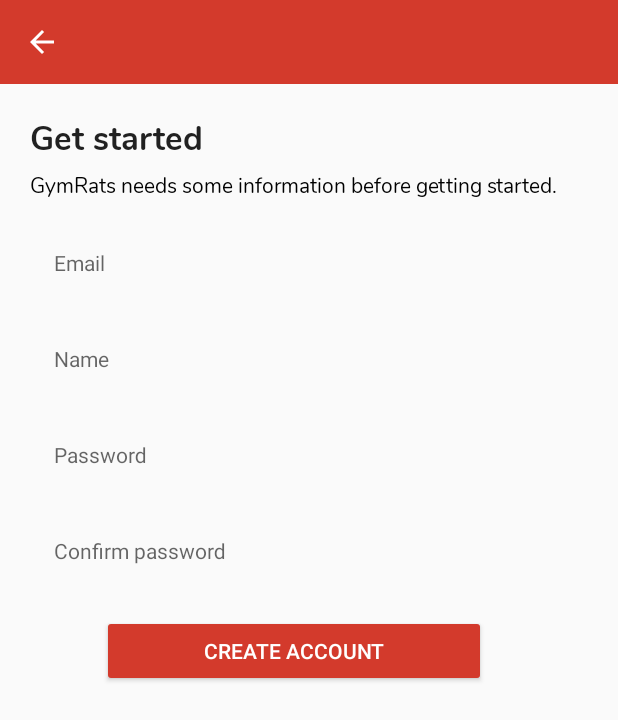
After one commit to lazyvar/gym-rats-android, an Android app: the SignUpFragment screen opened through its navigation route, on a phone screen of 412 x 824 dp. The commit adds this screen. Shown: the top 720 px of the screen. Run offline under Robolectric (Android 15) with nearby library versions, the light colour scheme and no system bars; our stand-ins replace data binding.

Commit message:
create account layout

```diff
--- a/app/src/main/java/com/hasz/gymrats/app/activity/GymRatsRootActivity.kt
+++ b/app/src/main/java/com/hasz/gymrats/app/activity/GymRatsRootActivity.kt
@@ -10,14 +10,13 @@
 import com.hasz.gymrats.app.service.AuthService
 
 class GymRatsRootActivity: AppCompatActivity() {
-  @SuppressLint("RestrictedApi")
   override fun onCreate(savedInstanceState: Bundle?) {
     super.onCreate(savedInstanceState)
 
-    AuthService.retreiveAccount()?.let {
-      Logger.LogcatLogger.get().info("Mack", it.toString())
+    AuthService.retrieveAccount()?.let {
+
     } ?: run {
-      Logger.LogcatLogger.get().info("Mack", "Nope.")
+
     }
 
     setContentView<ActivityGymRatsRootBinding>(this, R.layout.activity_gym_rats_root)
--- /dev/null
+++ b/app/src/main/java/com/hasz/gymrats/app/fragment/SignUpFragment.kt
@@ -0,0 +1,28 @@
+package com.hasz.gymrats.app.fragment
+
+import android.os.Bundle
+import android.view.LayoutInflater
+import android.view.View
+import android.view.ViewGroup
+import androidx.databinding.DataBindingUtil
+import androidx.fragment.app.Fragment
+import androidx.navigation.fragment.findNavController
+import com.hasz.gymrats.app.R
+import com.hasz.gymrats.app.databinding.FragmentSignUpBinding
+
+class SignUpFragment: Fragment() {
+  override fun onCreateView(
+    inflater: LayoutInflater, container: ViewGroup?,
+    savedInstanceState: Bundle?
+  ): View? {
+    return DataBindingUtil.inflate<FragmentSignUpBinding>(
+      inflater, R.layout.fragment_sign_up, container, false
+    ).apply {
+      toolbar.setNavigationOnClickListener {
+        findNavController().popBackStack()
+      }
+
+
+    }.root
+  }
+}
--- a/app/src/main/java/com/hasz/gymrats/app/fragment/WelcomeFragment.kt
+++ b/app/src/main/java/com/hasz/gymrats/app/fragment/WelcomeFragment.kt
@@ -20,7 +20,13 @@
     ).apply {
       loginButton.setOnClickListener {
         findNavController().navigate(
-          WelcomeFragmentDirections.welcomeToLogin()
+          WelcomeFragmentDirections.login()
+        )
+      }
+
+      getStartedButton.setOnClickListener {
+        findNavController().navigate(
+          WelcomeFragmentDirections.signUp()
         )
       }
     }.root
--- a/app/src/main/java/com/hasz/gymrats/app/service/AuthService.kt
+++ b/app/src/main/java/com/hasz/gymrats/app/service/AuthService.kt
@@ -10,7 +10,7 @@
   private const val key = "current_account"
   private val sharedPreferences: SharedPreferences = GymRatsApplication.context!!.getSharedPreferences("com.hasz.app.gymrats", Context.MODE_PRIVATE)!!
 
-  fun retreiveAccount(): Account? {
+  fun retrieveAccount(): Account? {
     val json = sharedPreferences.getString(key, null)
 
     return json?.let {
@@ -20,7 +20,7 @@
 
   fun storeAccount(account: Account) {
     val json = Gson().toJson(account)
-    val editor =  sharedPreferences.edit()
+    val editor = sharedPreferences.edit()
 
     editor.putString(key, json)
     editor.apply()
--- /dev/null
+++ b/app/src/main/res/layout/fragment_sign_up.xml
@@ -0,0 +1,149 @@
+<?xml version="1.0" encoding="utf-8"?>
+<layout xmlns:tools="http://schemas.android.com/tools"
+    xmlns:app="http://schemas.android.com/apk/res-auto"
+    xmlns:android="http://schemas.android.com/apk/res/android">
+
+    <androidx.constraintlayout.widget.ConstraintLayout
+        android:id="@+id/login_fragment"
+        android:layout_width="match_parent"
+        android:layout_height="match_parent">
+
+        <androidx.appcompat.widget.Toolbar
+            android:id="@+id/toolbar"
+            android:layout_width="match_parent"
+            android:layout_height="wrap_content"
+            android:layout_weight="1"
+            android:background="?attr/colorPrimary"
+            android:minHeight="?attr/actionBarSize"
+            android:theme="?attr/actionBarTheme"
+            app:layout_constraintEnd_toEndOf="parent"
+            app:layout_constraintStart_toStartOf="parent"
+            app:layout_constraintTop_toTopOf="parent"
+            app:navigationIcon="?attr/homeAsUpIndicator" />
+
+        <TextView
+            android:id="@+id/textView5"
+            android:layout_width="wrap_content"
+            android:layout_height="wrap_content"
+            android:layout_marginStart="20dp"
+            android:layout_marginTop="20dp"
+            android:fontFamily="@font/nunito_bold"
+            android:text="@string/get_started_title"
+            android:textAppearance="@style/TextAppearance.AppCompat.Large"
+            app:layout_constraintStart_toStartOf="parent"
+            app:layout_constraintTop_toBottomOf="@+id/toolbar" />
+
+        <TextView
+            android:id="@+id/textView6"
+            android:layout_width="wrap_content"
+            android:layout_height="wrap_content"
+            android:layout_marginStart="20dp"
+            android:layout_marginTop="5dp"
+            android:fontFamily="@font/nunito"
+            android:text="@string/get_started_subtitle"
+            android:textColor="#000"
+            app:layout_constraintStart_toStartOf="parent"
+            app:layout_constraintTop_toBottomOf="@+id/textView5" />
+
+        <com.google.android.material.textfield.TextInputLayout
+            android:id="@+id/email"
+            android:layout_width="match_parent"
+            android:layout_height="54dp"
+            android:layout_marginStart="20dp"
+            android:layout_marginTop="10dp"
+            android:layout_marginEnd="20dp"
+            app:layout_constraintEnd_toEndOf="parent"
+            app:layout_constraintStart_toStartOf="parent"
+            app:layout_constraintTop_toBottomOf="@+id/textView6">
+
+            <com.google.android.material.textfield.TextInputEditText
+                style="@style/Widget.MaterialComponents.TextInputLayout.OutlinedBox"
+                android:layout_width="match_parent"
+                android:layout_height="wrap_content"
+                android:hint="@string/email_hint"
+                android:inputType="none|textEmailAddress" />
+        </com.google.android.material.textfield.TextInputLayout>
+
+        <com.google.android.material.textfield.TextInputLayout
+            android:id="@+id/name"
+            android:layout_width="match_parent"
+            android:layout_height="54dp"
+            android:layout_marginStart="20dp"
+            android:layout_marginTop="10dp"
+            android:layout_marginEnd="20dp"
+            app:layout_constraintEnd_toEndOf="parent"
+            app:layout_constraintStart_toStartOf="parent"
+            app:layout_constraintTop_toBottomOf="@+id/email">
+
+            <com.google.android.material.textfield.TextInputEditText
+                style="@style/Widget.MaterialComponents.TextInputLayout.OutlinedBox"
+                android:layout_width="match_parent"
+                android:layout_height="wrap_content"
+                android:hint="@string/name_hint"
+                android:inputType="none|textPersonName" />
+        </com.google.android.material.textfield.TextInputLayout>
+
+        <com.google.android.material.textfield.TextInputLayout
+            android:id="@+id/password"
+            android:layout_width="match_parent"
+            android:layout_height="54dp"
+            android:layout_marginStart="20dp"
+            android:layout_marginTop="10dp"
+            android:layout_marginEnd="20dp"
+            app:layout_constraintEnd_toEndOf="parent"
+            app:layout_constraintStart_toStartOf="parent"
+            app:layout_constraintTop_toBottomOf="@+id/name">
+
+            <com.google.android.material.textfield.TextInputEditText
+                style="@style/Widget.MaterialComponents.TextInputLayout.OutlinedBox"
+                android:layout_width="match_parent"
+                android:layout_height="wrap_content"
+                android:hint="@string/password_hint"
+                android:inputType="none|textPassword" />
+        </com.google.android.material.textfield.TextInputLayout>
+
+        <com.google.android.material.textfield.TextInputLayout
+            android:id="@+id/confirm_password"
+            android:layout_width="match_parent"
+            android:layout_height="54dp"
+            android:layout_marginStart="20dp"
+            android:layout_marginTop="10dp"
+            android:layout_marginEnd="20dp"
+            app:layout_constraintEnd_toEndOf="parent"
+            app:layout_constraintStart_toStartOf="parent"
+            app:layout_constraintTop_toBottomOf="@+id/password">
+
+            <com.google.android.material.textfield.TextInputEditText
+                style="@style/Widget.MaterialComponents.TextInputLayout.OutlinedBox"
+                android:layout_width="match_parent"
+                android:layout_height="wrap_content"
+                android:hint="@string/confirm_password_hint"
+                android:inputType="none|textPassword" />
+        </com.google.android.material.textfield.TextInputLayout>
+
+        <Button
+            android:id="@+id/loginButton"
+            android:layout_width="256dp"
+            android:layout_height="48dp"
+            android:layout_marginTop="20dp"
+            android:backgroundTint="@color/colorBrand"
+            android:text="@string/create_account_button_title"
+            android:textColor="@color/colorWhite"
+            app:layout_constraintEnd_toEndOf="parent"
+            app:layout_constraintHorizontal_bias="0.438"
+            app:layout_constraintStart_toStartOf="parent"
+            app:layout_constraintTop_toBottomOf="@+id/confirm_password" />
+
+        <ProgressBar
+            android:id="@+id/progressBar"
+            style="?android:attr/progressBarStyleHorizontal"
+            android:layout_width="match_parent"
+            android:layout_height="wrap_content"
+            android:indeterminate="true"
+            android:visibility="invisible"
+            app:layout_constraintEnd_toEndOf="parent"
+            app:layout_constraintStart_toStartOf="parent"
+            app:layout_constraintTop_toBottomOf="@+id/toolbar" />
+
+    </androidx.constraintlayout.widget.ConstraintLayout>
+</layout>
--- a/app/src/main/res/navigation/nav_gym_rats.xml
+++ b/app/src/main/res/navigation/nav_gym_rats.xml
@@ -26,8 +26,16 @@
         tools:layout="@layout/fragment_welcome">
 
         <action
-            android:id="@+id/welcome_to_login"
+            android:id="@+id/login"
             app:destination="@id/login_fragment"
+            app:enterAnim="@anim/slide_in_right"
+            app:exitAnim="@anim/slide_out_left"
+            app:popEnterAnim="@anim/slide_in_left"
+            app:popExitAnim="@anim/slide_out_right" />
+
+        <action
+            android:id="@+id/sign_up"
+            app:destination="@id/sign_up_fragment"
             app:enterAnim="@anim/slide_in_right"
             app:exitAnim="@anim/slide_out_left"
             app:popEnterAnim="@anim/slide_in_left"
@@ -40,4 +48,11 @@
         android:label="@string/log_in"
         tools:layout="@layout/fragment_log_in">
     </fragment>
+
+    <fragment
+        android:id="@+id/sign_up_fragment"
+        android:name="com.hasz.gymrats.app.fragment.SignUpFragment"
+        android:label="Sign Up"
+        tools:layout="@layout/fragment_sign_up">
+    </fragment>
 </navigation>
--- a/app/src/main/res/values/strings.xml
+++ b/app/src/main/res/values/strings.xml
@@ -9,4 +9,10 @@
     <string name="password_hint">Password</string>
     <string name="log_in_button">Log in</string>
     <string name="reset_password">Reset password</string>
+    <string name="get_started_title">Get started</string>
+    <string name="get_started_subtitle">GymRats needs some information before getting started.</string>
+    <string name="name_hint">Name</string>
+    <string name="confirm_password_hint">Confirm password</string>
+    <string name="create_account_button_title">Create account</string>
+    <string name="create_account_footer_text">By signing up you are agreeing to the Terms of Service and Privacy Policy.</string>
 </resources>
```
